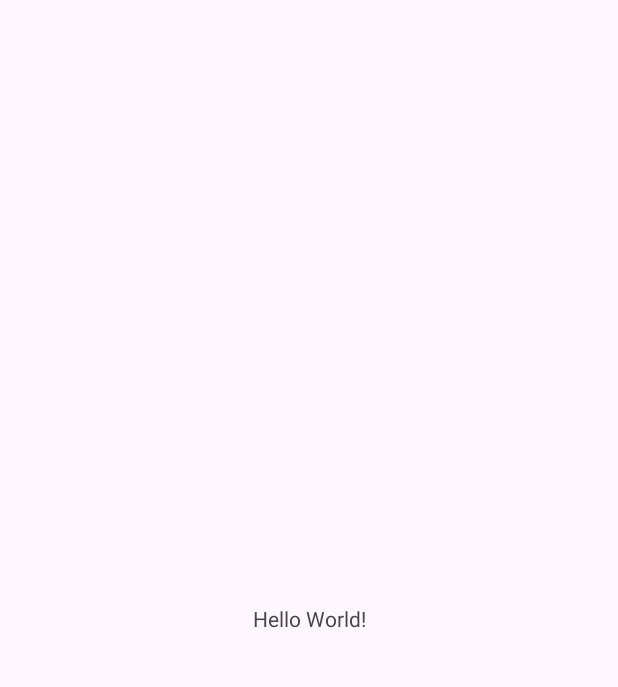
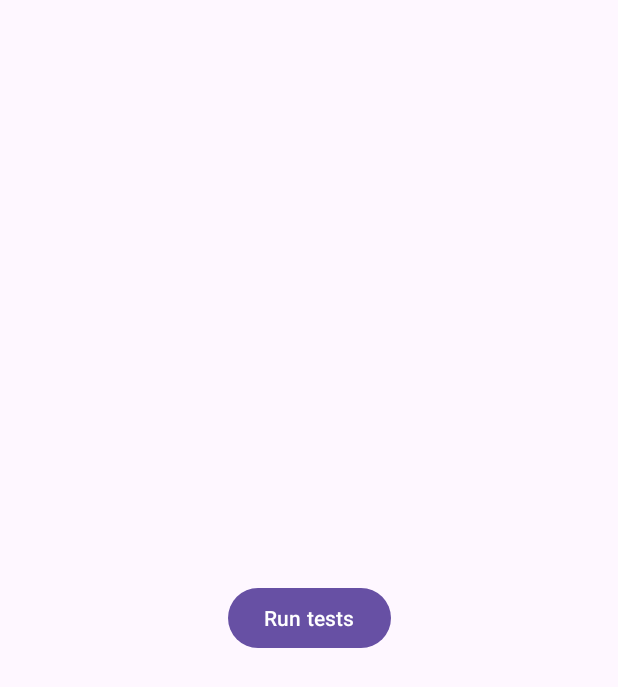
Before and after one commit to miloszkryzia1/social-media-app, an Android app: the screen it shows after launch (MainActivity), on a phone screen of 412 x 824 dp. Before the commit the part shown is almost empty. Shown: the top 687 px of the screen. Run offline under Robolectric (Android 15) with nearby library versions, the phone set to English and light mode, and no system bars; our stand-ins replace data binding.

Commit message:
add remaining pojos, network security file, and first test service

```diff
--- a/mobile_app/app/src/main/java/com/learning/socialmediaapp/MainActivity.kt
+++ b/mobile_app/app/src/main/java/com/learning/socialmediaapp/MainActivity.kt
@@ -1,22 +1,39 @@
 package com.learning.socialmediaapp
 
 import android.os.Bundle
+import android.util.Log
 import androidx.activity.enableEdgeToEdge
 import androidx.appcompat.app.AppCompatActivity
 import androidx.core.view.ViewCompat
 import androidx.core.view.WindowInsetsCompat
+import androidx.databinding.DataBindingUtil
+import com.learning.socialmediaapp.databinding.ActivityMainBinding
+import com.learning.socialmediaapp.retrofit.MainRetrofit
+import com.learning.socialmediaapp.retrofit.SocialService
+import kotlinx.coroutines.CoroutineScope
+import kotlinx.coroutines.Dispatchers
+import kotlinx.coroutines.launch
 
 class MainActivity : AppCompatActivity() {
+
+    private var binding: ActivityMainBinding? = null
+
     override fun onCreate(savedInstanceState: Bundle?) {
         super.onCreate(savedInstanceState)
-        enableEdgeToEdge()
-        setContentView(R.layout.activity_main)
-        ViewCompat.setOnApplyWindowInsetsListener(findViewById(R.id.main)) { v, insets ->
-            val systemBars = insets.getInsets(WindowInsetsCompat.Type.systemBars())
-            v.setPadding(systemBars.left, systemBars.top, systemBars.right, systemBars.bottom)
-            insets
-        }
+        binding = DataBindingUtil.setContentView(this, R.layout.activity_main)
 
         //TODO: add tests
+        val retrofit = MainRetrofit.getInstance()
+        val service = retrofit.create(SocialService::class.java)
+
+        binding!!.button.setOnClickListener {
+            CoroutineScope(Dispatchers.IO).launch {
+                val responseObject = service.getUserInfo(1)
+                Log.i("TEST", responseObject.toString())
+            }
+        }
+        //get user info
     }
+
+
 }
--- a/mobile_app/app/src/main/java/com/learning/socialmediaapp/retrofit/MainRetrofit.kt
+++ b/mobile_app/app/src/main/java/com/learning/socialmediaapp/retrofit/MainRetrofit.kt
@@ -9,13 +9,13 @@ class MainRetrofit {
         @Volatile
         var INSTANCE: Retrofit? = null
         private val LOCK = Any()
-        private val BASE_URL = "https://10.0.2.2/social"
+        private const val BASEURL = "http://10.0.2.2:8000/social/"
 
         fun getInstance(): Retrofit {
             return INSTANCE ?:
                 synchronized(LOCK) {
                     val instance = Retrofit.Builder()
-                        .baseUrl(BASE_URL)
+                        .baseUrl(BASEURL)
                         .addConverterFactory(GsonConverterFactory.create())
                         .build()
 
--- a/mobile_app/app/src/main/java/com/learning/socialmediaapp/retrofit/SocialService.kt
+++ b/mobile_app/app/src/main/java/com/learning/socialmediaapp/retrofit/SocialService.kt
@@ -1,5 +1,32 @@
 package com.learning.socialmediaapp.retrofit
 
-class SocialService {
+import com.learning.socialmediaapp.retrofit.pojo.Account
+import retrofit2.http.GET
+import retrofit2.http.Query
+
+interface SocialService {
     //TODO add calls
+    /*
+     * GET:
+     * - get user info
+     * - get all posts from a user
+     * - get friends' posts
+     * - get comments for post
+     * - get likes
+     * - get user's friends
+     * - get friendship status between two users
+     * -
+     *
+     * POST:
+     * - send friend request
+     * - accept / decline friend request
+     * - cancel friend request
+     * - remove friend
+     * - create post
+     * - like
+     * - comment
+     */
+
+    @GET("get-user")
+    suspend fun getUserInfo(@Query("user_id") userId: Int): Account
 }
--- a/mobile_app/app/src/main/res/layout/activity_main.xml
+++ b/mobile_app/app/src/main/res/layout/activity_main.xml
@@ -1,4 +1,5 @@
 <?xml version="1.0" encoding="utf-8"?>
+<layout>
     <androidx.constraintlayout.widget.ConstraintLayout xmlns:android="http://schemas.android.com/apk/res/android"
         xmlns:app="http://schemas.android.com/apk/res-auto"
         xmlns:tools="http://schemas.android.com/tools"
@@ -7,13 +8,15 @@
         android:layout_height="match_parent"
         tools:context=".MainActivity">
 
-    <TextView
+        <Button
+            android:id="@+id/button"
             android:layout_width="wrap_content"
             android:layout_height="wrap_content"
-        android:text="Hello World!"
+            android:text="Run tests"
             app:layout_constraintBottom_toBottomOf="parent"
             app:layout_constraintEnd_toEndOf="parent"
             app:layout_constraintStart_toStartOf="parent"
             app:layout_constraintTop_toTopOf="parent" />
 
     </androidx.constraintlayout.widget.ConstraintLayout>
+</layout>
--- /dev/null
+++ b/mobile_app/app/src/main/res/xml/network_security_config.xml
@@ -0,0 +1,6 @@
+<?xml version="1.0" encoding="utf-8"?>
+<network-security-config>
+    <domain-config cleartextTrafficPermitted="true">
+        <domain includeSubdomains="true">10.0.2.2</domain>
+    </domain-config>
+</network-security-config>
```
Also changed, not shown: mobile_app/app/src/main/AndroidManifest.xml (+6 -1 lines), mobile_app/app/src/main/java/com/learning/socialmediaapp/retrofit/pojo/Account.kt (+6 -2 lines), mobile_app/app/src/main/java/com/learning/socialmediaapp/retrofit/pojo/Comment.kt (added, +12 -0 lines), mobile_app/app/src/main/java/com/learning/socialmediaapp/retrofit/pojo/FriendRequest.kt (added, +14 -0 lines), mobile_app/app/src/main/java/com/learning/socialmediaapp/retrofit/pojo/Like.kt (added, +11 -0 lines), mobile_app/app/src/main/java/com/learning/socialmediaapp/retrofit/pojo/Post.kt (added, +17 -0 lines), 2 other files. Lines whose indentation alone changed are shown as unchanged.
